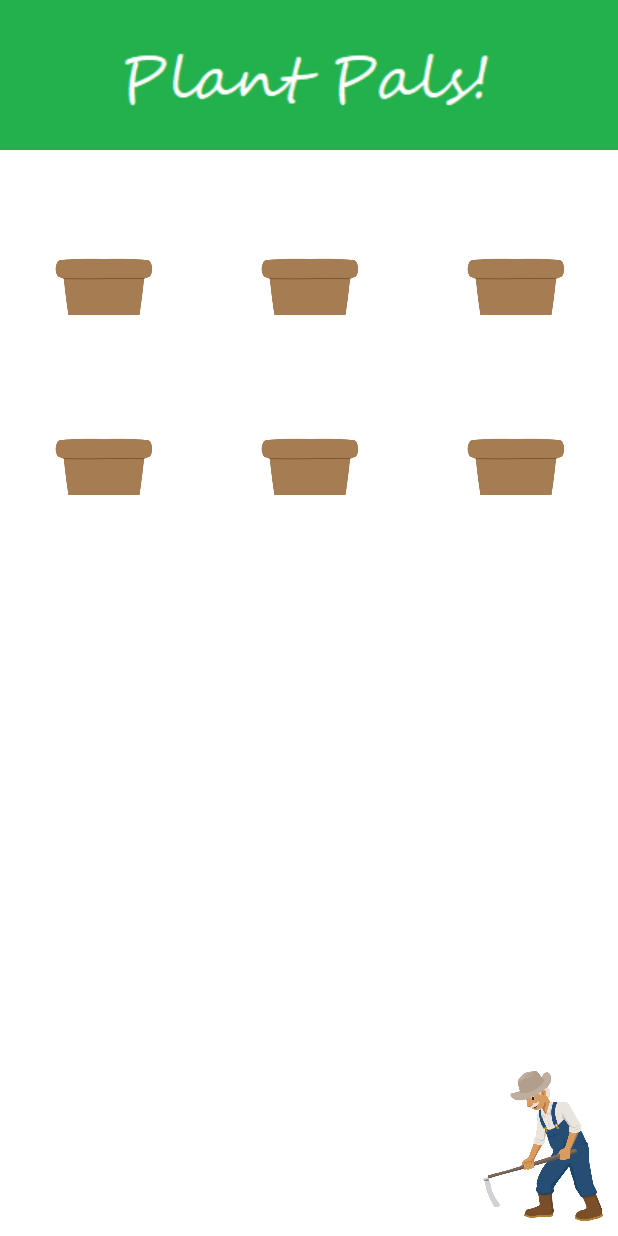
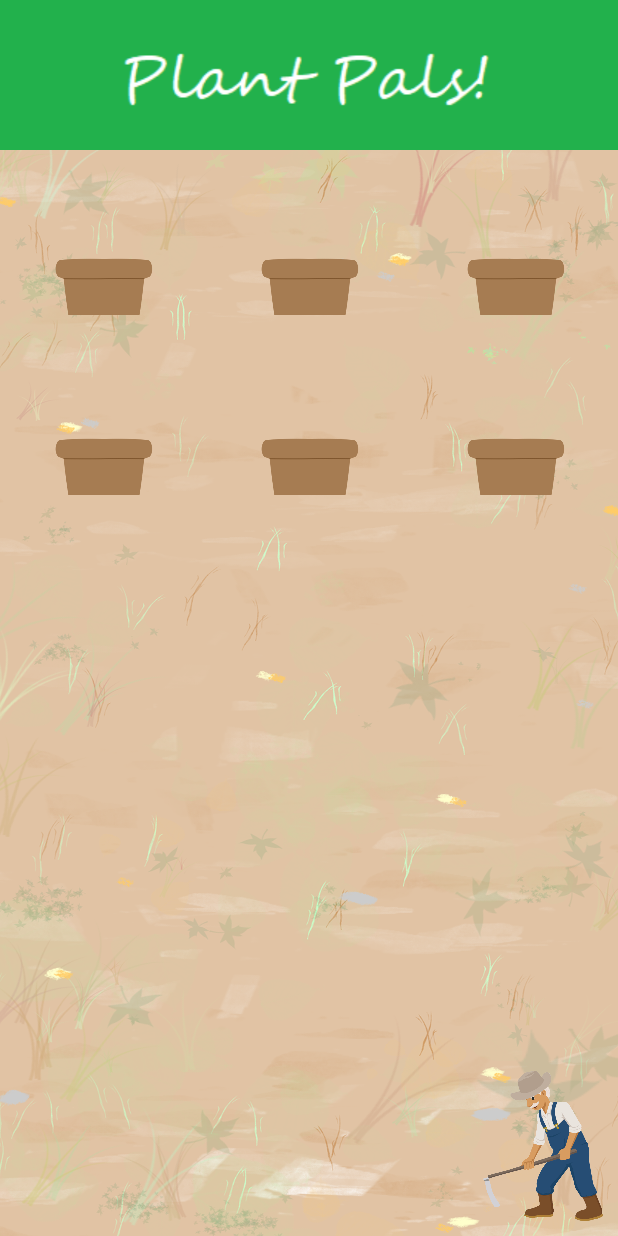
Before and after one commit to puzzler7/PlantPals, an Android app: the screen it shows after launch (MainActivity), on a phone screen of 412 x 824 dp. Run offline under Robolectric (Android 15) with nearby library versions, the phone set to English and light mode, and no system bars; our stand-ins replace Room's generated code.

Commit message:
pretty backgrounds

```diff
--- a/app/src/main/res/layout/garden_fragment_layout.xml
+++ b/app/src/main/res/layout/garden_fragment_layout.xml
@@ -31,7 +31,7 @@
         android:layout_width="match_parent"
         android:layout_height="match_parent"
         android:scrollbars="vertical"
-        android:background="@color/backgroundBrown"/>
+        android:background="@drawable/bgdirt"/>
 
     <RelativeLayout
         android:layout_width="match_parent"
--- a/app/src/main/res/layout/plant_focus_activity.xml
+++ b/app/src/main/res/layout/plant_focus_activity.xml
@@ -8,7 +8,7 @@
         android:layout_width="match_parent"
         android:layout_height="match_parent"
         android:id="@+id/plant_pager"
-        android:background="@color/backgroundBrown"
+        android:background="@drawable/skybg"
         android:focusable="true"
         android:focusableInTouchMode="true"/>
 
--- a/app/src/main/res/layout/plant_view.xml
+++ b/app/src/main/res/layout/plant_view.xml
@@ -17,7 +17,7 @@
             android:id="@+id/plant_img"
             android:layout_width="match_parent"
             android:layout_height="match_parent"
-            android:background="@color/backgroundBrown"
+            android:background="@null"
             android:layout_centerHorizontal="true"
             android:scaleType="centerCrop"
             android:src="@drawable/cutecactus" />
```
Also changed, not shown: app/src/main/res/drawable/bgdirt.png (added), app/src/main/res/drawable/skybg.png (added).
